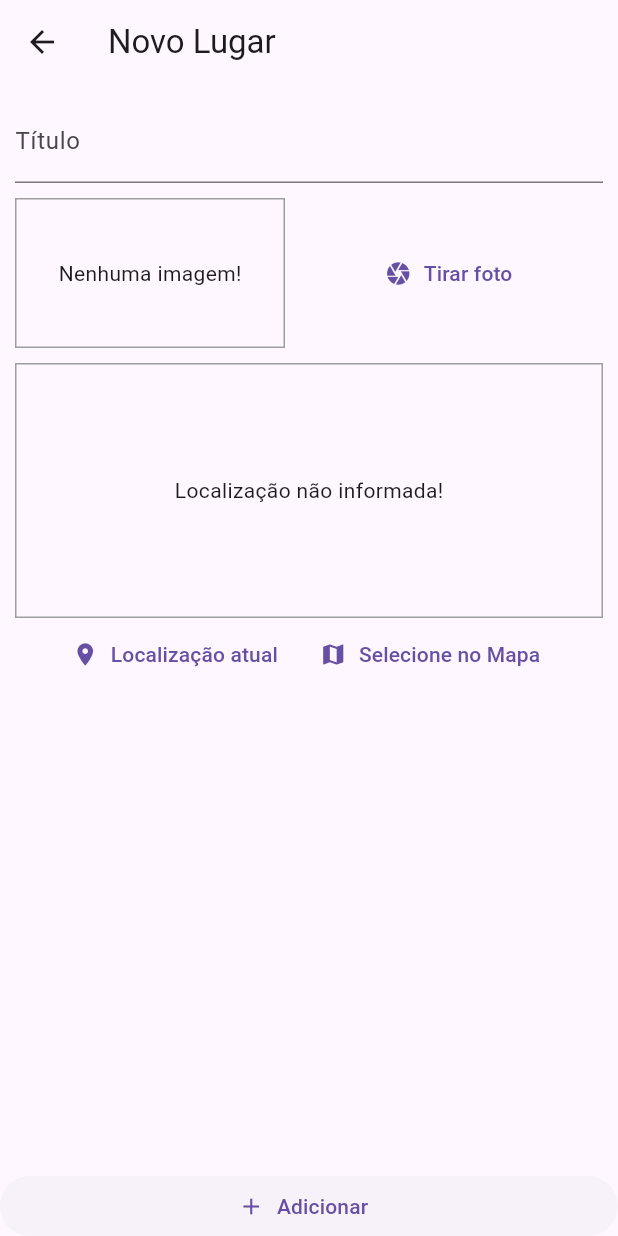
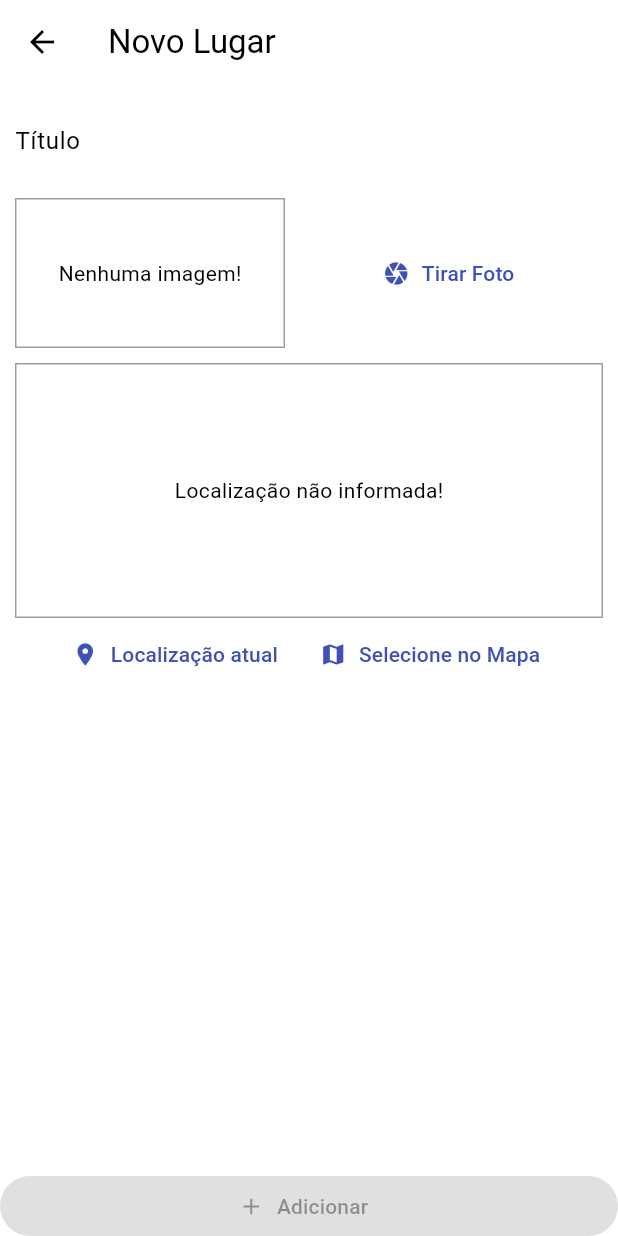
Before and after one commit to KinhoMilak/app_great_places, a Flutter app: the PlaceFormScreen screen opened by its route, on a phone screen of 412 x 824 dp. Run offline on Flutter 3.47's test engine with Material 3 defaults, Android fonts, the phone set to English and light mode, and no system bars; our stand-ins replace google_maps_flutter, image_picker, location, sqflite; missing offline and left inert: image_picker_for_web, location_web; accounts and stored records are empty.

```diff
--- a/great_places/lib/generated_plugin_registrant.dart
+++ b/great_places/lib/generated_plugin_registrant.dart
@@ -2,7 +2,9 @@
 // Generated file. Do not edit.
 //
 
+// ignore_for_file: directives_ordering
 // ignore_for_file: lines_longer_than_80_chars
+// ignore_for_file: depend_on_referenced_packages
 
 import 'package:image_picker_for_web/image_picker_for_web.dart';
 import 'package:location_web/location_web.dart';
--- a/great_places/lib/models/place.dart
+++ b/great_places/lib/models/place.dart
@@ -1,21 +1,27 @@
 import 'dart:io';
+
+import 'package:google_maps_flutter/google_maps_flutter.dart';
 
 class PlaceLocation {
   final double latitude;
   final double longitude;
-  final String address;
+  final String? address;
 
-  PlaceLocation({
+  const PlaceLocation({
     required this.latitude,
     required this.longitude,
-    this.address = '',
+    this.address,
   });
+
+  LatLng toLatLng() {
+    return LatLng(latitude, longitude);
+  }
 }
 
 class Place {
   final String id;
   final String title;
-  final PlaceLocation location;
+  final PlaceLocation? location;
   final File image;
 
   Place({
--- a/great_places/lib/screens/place_form_screen.dart
+++ b/great_places/lib/screens/place_form_screen.dart
@@ -1,32 +1,49 @@
 import 'dart:io';
 
 import 'package:flutter/material.dart';
-import 'package:great_places/provider/great_places.dart';
+import 'package:google_maps_flutter/google_maps_flutter.dart';
+import 'package:great_places/providers/great_places.dart';
 import 'package:great_places/widgets/image_input.dart';
 import 'package:great_places/widgets/location_input.dart';
 import 'package:provider/provider.dart';
 
 class PlaceFormScreen extends StatefulWidget {
+  const PlaceFormScreen({Key? key}) : super(key: key);
+
   @override
-  _PlaceFormScreenState createState() => _PlaceFormScreenState();
+  State<PlaceFormScreen> createState() => _PlaceFormScreenState();
 }
 
 class _PlaceFormScreenState extends State<PlaceFormScreen> {
   final _titleController = TextEditingController();
   File? _pickedImage;
+  LatLng? _pickedPosition;
 
   void _selectImage(File pickedImage) {
-    _pickedImage = pickedImage;
+    setState(() {
+      _pickedImage = pickedImage;
+    });
+  }
+
+  void _selectPosition(LatLng position) {
+    setState(() {
+      _pickedPosition = position;
+    });
+  }
+
+  bool _isValidForm() {
+    return _titleController.text.isNotEmpty &&
+        _pickedImage != null &&
+        _pickedPosition != null;
   }
 
   void _submitForm() {
-    if (_titleController.text.isEmpty || _pickedImage == null) {
-      return;
-    }
+    if (!_isValidForm()) return;
 
     Provider.of<GreatPlaces>(context, listen: false).addPlace(
       _titleController.text,
       _pickedImage!,
+      _pickedPosition!,
     );
 
     Navigator.of(context).pop();
@@ -36,10 +53,9 @@ class _PlaceFormScreenState extends State<PlaceFormScreen> {
   Widget build(BuildContext context) {
     return Scaffold(
       appBar: AppBar(
-        title: Text('Novo Lugar'),
+        title: const Text('Novo Lugar'),
       ),
       body: Column(
-        //mainAxisAlignment: MainAxisAlignment.spaceBetween,
         crossAxisAlignment: CrossAxisAlignment.stretch,
         children: [
           Expanded(
@@ -50,29 +66,32 @@ class _PlaceFormScreenState extends State<PlaceFormScreen> {
                   children: [
                     TextField(
                       controller: _titleController,
-                      decoration: InputDecoration(
+                      decoration: const InputDecoration(
                         labelText: 'Título',
                       ),
+                      onChanged: (text) {
+                        setState(() {});
+                      },
                     ),
-                    SizedBox(height: 10),
-                    ImageInput(this._selectImage),
-                    SizedBox(height: 10),
-                    LocationInput(),
+                    const SizedBox(height: 10),
+                    ImageInput(_selectImage),
+                    const SizedBox(height: 10),
+                    LocationInput(_selectPosition),
                   ],
                 ),
               ),
             ),
           ),
           ElevatedButton.icon(
-            icon: Icon(Icons.add),
-            label: Text('Adicionar'),
+            icon: const Icon(Icons.add),
+            label: const Text('Adicionar'),
             style: ElevatedButton.styleFrom(
-              //primary: Theme.of(context).accentColor,
-              // onPrimary: Colors.black,
+              primary: Theme.of(context).colorScheme.secondary,
+              onPrimary: Colors.black,
               elevation: 0,
               tapTargetSize: MaterialTapTargetSize.shrinkWrap,
             ),
-            onPressed: _submitForm,
+            onPressed: _isValidForm() ? _submitForm : null,
           ),
         ],
       ),
--- a/great_places/lib/utils/app_routes.dart
+++ b/great_places/lib/utils/app_routes.dart
@@ -1,3 +1,4 @@
 class AppRoutes {
-  static const String PLACE_FORM = '/place-form';
+  static const String placeForm = '/place-form';
+  static const String placeDetail = '/place-detail';
 }
--- a/great_places/lib/utils/db_util.dart
+++ b/great_places/lib/utils/db_util.dart
@@ -8,7 +8,8 @@ class DbUtil {
       path.join(dbPath, 'places.db'),
       onCreate: (db, version) {
         return db.execute(
-            'CREATE TABLE places (id TEXT PRIMARY KEY, title TEXT, image TEXT)');
+          'CREATE TABLE places (id TEXT PRIMARY KEY, title TEXT, image TEXT, latitude REAL, longitude REAL, address TEXT)',
+        );
       },
       version: 1,
     );
--- /dev/null
+++ b/great_places/lib/utils/location_util.dart
@@ -0,0 +1,24 @@
+import 'dart:convert';
+
+import 'package:google_maps_flutter/google_maps_flutter.dart';
+import 'package:http/http.dart' as http;
+
+const googleApiKey = 'AIzaSyA28g8n4ukONZq6MtsMZnc9siDICASvD_0';
+
+class LocationUtil {
+  static String generateLocationPreviewImage({
+    double? latitude,
+    double? longitude,
+  }) {
+    return 'https://maps.googleapis.com/maps/api/staticmap?center=$latitude,$longitude&zoom=13&size=600x300&maptype=roadmap&markers=color:red%7Clabel:A%$latitude,$longitude&key=$googleApiKey';
+  }
+
+  static Future<String> getAddressFrom(LatLng position) async {
+    final url = Uri.parse(
+        'https://maps.googleapis.com/maps/api/geocode/json?latlng=${position.latitude},${position.longitude}&key=$googleApiKey');
+    final response = await http.get(url);
+    return json
+        .decode(response.body)['results'][0]['formatted_address']
+        .toString();
+  }
+}
--- a/great_places/lib/widgets/image_input.dart
+++ b/great_places/lib/widgets/image_input.dart
@@ -8,18 +8,18 @@ import 'package:path_provider/path_provider.dart' as syspaths;
 class ImageInput extends StatefulWidget {
   final Function onSelectImage;
 
-  ImageInput(this.onSelectImage);
+  const ImageInput(this.onSelectImage, {Key? key}) : super(key: key);
 
   @override
-  _ImageInputState createState() => _ImageInputState();
+  State<ImageInput> createState() => _ImageInputState();
 }
 
 class _ImageInputState extends State<ImageInput> {
   File? _storedImage;
 
   _takePicture() async {
-    final ImagePicker _picker = ImagePicker();
-    XFile imageFile = await _picker.pickImage(
+    final ImagePicker picker = ImagePicker();
+    XFile imageFile = await picker.pickImage(
       source: ImageSource.camera,
       maxWidth: 600,
     ) as XFile;
@@ -53,13 +53,13 @@ class _ImageInputState extends State<ImageInput> {
                   width: double.infinity,
                   fit: BoxFit.cover,
                 )
-              : Text('Nenhuma imagem!'),
+              : const Text('Nenhuma imagem!'),
         ),
-        SizedBox(width: 10),
+        const SizedBox(width: 10),
         Expanded(
           child: TextButton.icon(
-            icon: Icon(Icons.camera),
-            label: Text('Tirar foto'),
+            icon: const Icon(Icons.camera),
+            label: const Text('Tirar Foto'),
             onPressed: _takePicture,
           ),
         ),
--- a/great_places/lib/widgets/location_input.dart
+++ b/great_places/lib/widgets/location_input.dart
@@ -1,18 +1,59 @@
 import 'package:flutter/material.dart';
+import 'package:google_maps_flutter/google_maps_flutter.dart';
+import 'package:great_places/utils/location_util.dart';
 import 'package:location/location.dart';
 
+import '../screens/map_screen.dart';
+
 class LocationInput extends StatefulWidget {
+  final Function onSelectPosition;
+
+  const LocationInput(this.onSelectPosition, {Key? key}) : super(key: key);
+
   @override
-  _LocationInputState createState() => _LocationInputState();
+  State<LocationInput> createState() => _LocationInputState();
 }
 
 class _LocationInputState extends State<LocationInput> {
   String? _previewImageUrl;
 
+  void _showPreview(double lat, double lng) {
+    final staticMapImageUrl = LocationUtil.generateLocationPreviewImage(
+      latitude: lat,
+      longitude: lng,
+    );
+
+    setState(() {
+      _previewImageUrl = staticMapImageUrl;
+    });
+  }
+
   Future<void> _getCurrentUserLocation() async {
-    final locData = await Location().getLocation();
-    print(locData.latitude);
-    print(locData.longitude);
+    try {
+      final locData = await Location().getLocation();
+
+      _showPreview(locData.latitude!, locData.longitude!);
+      widget.onSelectPosition(LatLng(
+        locData.latitude!,
+        locData.longitude!,
+      ));
+    } catch (e) {
+      return;
+    }
+  }
+
+  Future<void> _selectOnMap() async {
+    final LatLng? selectedPosition = await Navigator.of(context).push(
+      MaterialPageRoute(
+        fullscreenDialog: true,
+        builder: (ctx) => const MapScreen(),
+      ),
+    );
+
+    if (selectedPosition == null) return;
+
+    _showPreview(selectedPosition.latitude, selectedPosition.longitude);
+    widget.onSelectPosition(selectedPosition);
   }
 
   @override
@@ -30,7 +71,7 @@ class _LocationInputState extends State<LocationInput> {
             ),
           ),
           child: _previewImageUrl == null
-              ? Text('Localização não informada!')
+              ? const Text('Localização não informada!')
               : Image.network(
                   _previewImageUrl!,
                   fit: BoxFit.cover,
@@ -41,14 +82,14 @@ class _LocationInputState extends State<LocationInput> {
           mainAxisAlignment: MainAxisAlignment.center,
           children: [
             TextButton.icon(
-              icon: Icon(Icons.location_on),
-              label: Text('Localização atual'),
+              icon: const Icon(Icons.location_on),
+              label: const Text('Localização atual'),
               onPressed: _getCurrentUserLocation,
             ),
             TextButton.icon(
-              icon: Icon(Icons.map),
-              label: Text('Selecione no Mapa'),
-              onPressed: () {},
+              icon: const Icon(Icons.map),
+              label: const Text('Selecione no Mapa'),
+              onPressed: _selectOnMap,
             ),
           ],
         )
```
Also changed, not shown: great_places/lib/main.dart (+13 -8 lines), great_places/lib/providers/great_places.dart (added, +73 -0 lines), great_places/lib/screens/map_screen.dart (added, +69 -0 lines), great_places/lib/screens/place_detail_screen.dart (added, +56 -0 lines), great_places/lib/screens/places_list_screen.dart (+20 -10 lines), great_places/pubspec.yaml (+25 -10 lines), great_places/lib/utils/location.dart (added).
